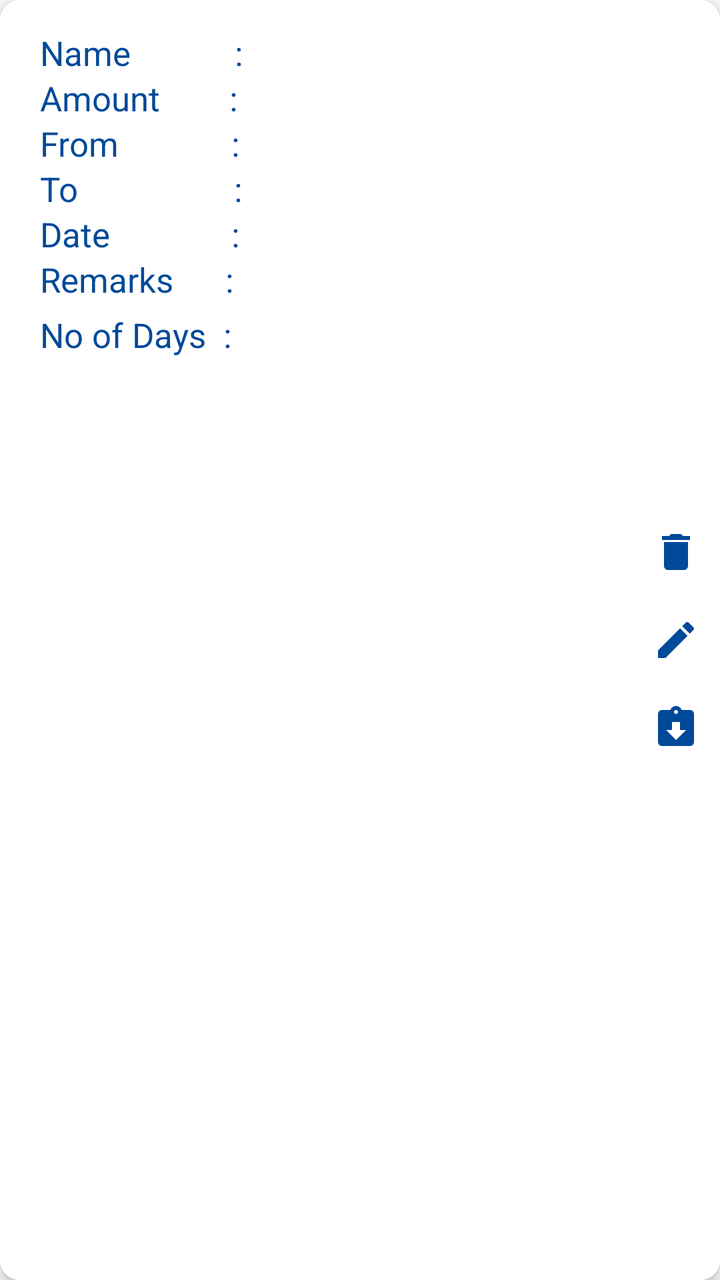
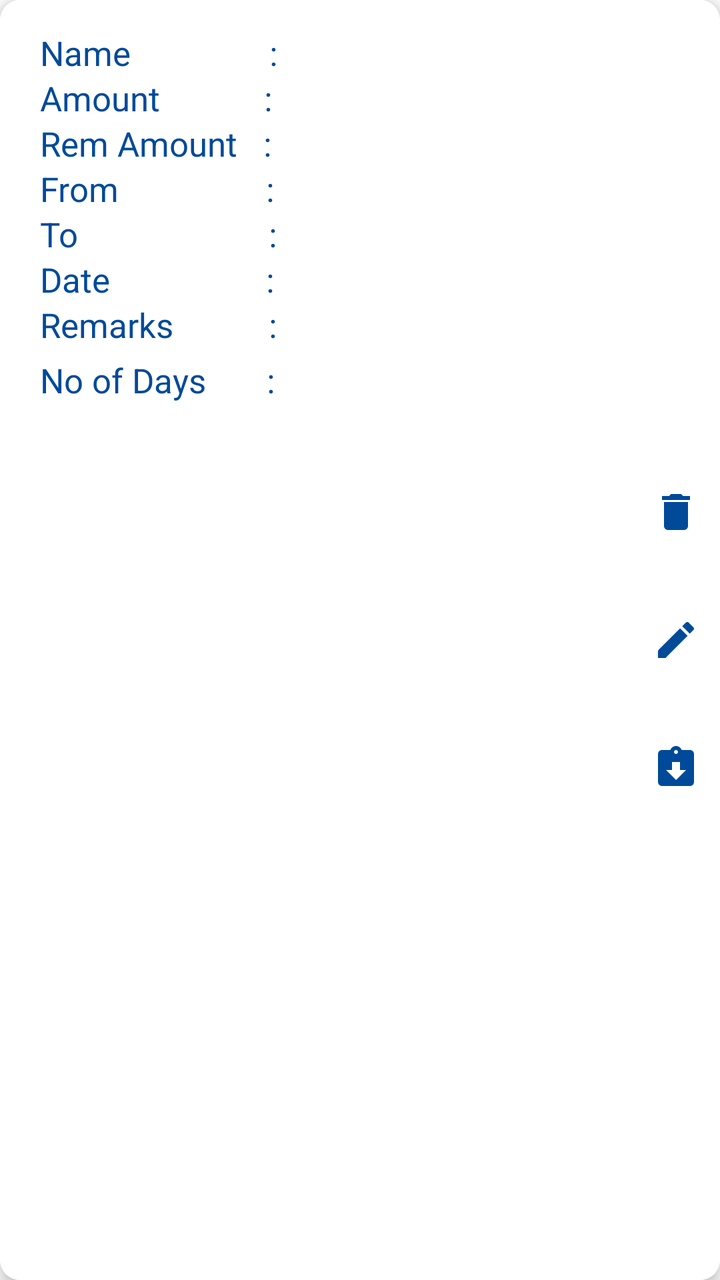

Screens rendered from an Android XML layout before and after an edit, with the pre-edit source and the edit as a unified diff.
<!-- AndroidManifest.xml: application theme AppTheme -->
<!-- res/layout/view_lent_details_view.xml -->
<?xml version="1.0" encoding="utf-8"?>
<androidx.cardview.widget.CardView xmlns:android="http://schemas.android.com/apk/res/android"
    xmlns:app="http://schemas.android.com/apk/res-auto"
    xmlns:tools="http://schemas.android.com/tools"
    android:id="@+id/cardView1"
    android:layout_width="match_parent"
    android:layout_height="wrap_content"
    android:layout_margin="10dp"
    app:cardBackgroundColor="@color/white"
    app:cardCornerRadius="10dp"
    app:cardElevation="5dp">

    <androidx.constraintlayout.widget.ConstraintLayout
        android:layout_width="match_parent"
        android:layout_height="match_parent"
        android:background="@color/white">

        <LinearLayout
            android:layout_width="match_parent"
            android:layout_height="match_parent"
            android:layout_marginStart="10dp"
            android:layout_marginTop="10dp"
            android:layout_marginEnd="40dp"
            android:layout_marginBottom="10dp"
            android:baselineAligned="false"
            android:orientation="vertical"
            app:layout_constraintBottom_toBottomOf="parent"
            app:layout_constraintEnd_toStartOf="@+id/constraintLayout2"
            app:layout_constraintStart_toStartOf="parent"
            app:layout_constraintTop_toTopOf="parent">

            <LinearLayout
                android:layout_width="wrap_content"
                android:layout_height="wrap_content"
                android:layout_gravity="center_vertical"
                android:orientation="horizontal">

                <TextView
                    android:layout_width="wrap_content"
                    android:layout_height="wrap_content"
                    android:layout_marginStart="10dp"
                    android:layout_marginTop="5dp"
                    android:text="Name            :"
                    android:textColor="@color/background"
                    android:textSize="17sp"
                    tools:ignore="HardcodedText" />

                <TextView
                    android:id="@+id/lentDetName"
                    android:layout_width="wrap_content"
                    android:layout_height="wrap_content"
                    android:layout_marginStart="10dp"
                    android:layout_marginTop="5dp"
                    android:textColor="@color/background"
                    android:textSize="17sp"
                    android:textStyle="italic|bold" />
            </LinearLayout>

            <LinearLayout
                android:layout_width="wrap_content"
                android:layout_height="wrap_content"
                android:layout_gravity="center_vertical"
                android:orientation="horizontal">

                <TextView
                    android:layout_width="wrap_content"
                    android:layout_height="wrap_content"
                    android:layout_marginStart="10dp"
                    android:text="Amount        :"
                    android:textColor="@color/background"
                    android:textSize="17sp"
                    tools:ignore="HardcodedText" />

                <TextView
                    android:id="@+id/lentDetAmount"
                    android:layout_width="wrap_content"
                    android:layout_height="wrap_content"
                    android:layout_marginStart="10dp"
                    android:textColor="@color/background"
                    android:textSize="17sp"
                    android:textStyle="italic|bold" />
            </LinearLayout>

            <LinearLayout
                android:layout_width="wrap_content"
                android:layout_height="wrap_content"
                android:layout_gravity="center_vertical"
                android:orientation="horizontal">

                <TextView
                    android:layout_width="wrap_content"
                    android:layout_height="wrap_content"
                    android:layout_marginStart="10dp"
                    android:text="From             :"
                    android:textColor="@color/background"
                    android:textSize="17sp"
                    tools:ignore="HardcodedText" />

                <TextView
                    android:id="@+id/lentDetFrom"
                    android:layout_width="wrap_content"
                    android:layout_height="wrap_content"
                    android:layout_marginStart="10dp"
                    android:textColor="@color/background"
                    android:textSize="17sp"
                    android:textStyle="italic|bold" />
            </LinearLayout>

            <LinearLayout
                android:layout_width="wrap_content"
                android:layout_height="wrap_content"
                android:layout_gravity="center_vertical"
                android:orientation="horizontal">

                <TextView
                    android:layout_width="wrap_content"
                    android:layout_height="wrap_content"
                    android:layout_marginStart="10dp"
                    android:text="To                  :"
                    android:textColor="@color/background"
                    android:textSize="17sp"
                    tools:ignore="HardcodedText" />

                <TextView
                    android:id="@+id/lentDetTo"
                    android:layout_width="wrap_content"
                    android:layout_height="wrap_content"
                    android:layout_marginStart="10dp"
                    android:textColor="@color/background"
                    android:textSize="17sp"
                    android:textStyle="italic|bold" />
            </LinearLayout>

            <LinearLayout
                android:layout_width="wrap_content"
                android:layout_height="wrap_content"
                android:layout_gravity="center_vertical"
                android:orientation="horizontal">

                <TextView
                    android:layout_width="wrap_content"
                    android:layout_height="wrap_content"
                    android:layout_marginStart="10dp"
                    android:text="Date              :"
                    android:textColor="@color/background"
                    android:textSize="17sp"
                    tools:ignore="HardcodedText" />

                <TextView
                    android:id="@+id/lentDetDate"
                    android:layout_width="wrap_content"
                    android:layout_height="wrap_content"
                    android:layout_marginStart="10dp"
                    android:textColor="@color/background"
                    android:textSize="17sp"
                    android:textStyle="italic|bold" />
            </LinearLayout>

            <LinearLayout
                android:layout_width="wrap_content"
                android:layout_height="wrap_content"
                android:layout_gravity="center_vertical"
                android:orientation="horizontal">

                <TextView
                    android:layout_width="wrap_content"
                    android:layout_height="wrap_content"
                    android:layout_marginStart="10dp"
                    android:layout_marginBottom="5dp"
                    android:text="Remarks      :"
                    android:textColor="@color/background"
                    android:textSize="17sp"
                    tools:ignore="HardcodedText" />

                <TextView
                    android:id="@+id/lentDetRemarks"
                    android:layout_width="wrap_content"
                    android:layout_height="wrap_content"
                    android:layout_marginStart="10dp"
                    android:layout_marginBottom="5dp"
                    android:textColor="@color/background"
                    android:textSize="17sp"
                    android:textStyle="italic|bold" />
            </LinearLayout>

            <LinearLayout
                android:layout_width="wrap_content"
                android:layout_height="wrap_content"
                android:layout_gravity="center_vertical"
                android:orientation="horizontal">

                <TextView
                    android:layout_width="wrap_content"
                    android:layout_height="wrap_content"
                    android:layout_marginStart="10dp"
                    android:layout_marginBottom="5dp"
                    android:text="No of Days  :"
                    android:textColor="@color/background"
                    android:textSize="17sp"
                    tools:ignore="HardcodedText" />

                <TextView
                    android:id="@+id/lentDetDays"
                    android:layout_width="wrap_content"
                    android:layout_height="wrap_content"
                    android:layout_marginStart="10dp"
                    android:layout_marginBottom="5dp"
                    android:text=""
                    android:textColor="@color/background"
                    android:textSize="17sp"
                    android:textStyle="italic|bold" />
            </LinearLayout>

        </LinearLayout>

        <androidx.constraintlayout.widget.ConstraintLayout
            android:id="@+id/constraintLayout2"
            android:layout_width="wrap_content"
            android:layout_height="wrap_content"
            android:layout_marginEnd="10dp"
            app:layout_constraintBottom_toBottomOf="parent"
            app:layout_constraintEnd_toEndOf="parent"
            app:layout_constraintTop_toTopOf="parent">

            <ImageView
                android:id="@+id/lentDetEditBtn"
                android:layout_width="wrap_content"
                android:layout_height="wrap_content"
                android:layout_marginTop="20dp"
                android:contentDescription="@string/lent_details_edit_btn"
                android:src="@drawable/ic_edit"
                app:layout_constraintEnd_toEndOf="parent"
                app:layout_constraintStart_toStartOf="parent"
                app:layout_constraintTop_toBottomOf="@+id/lentDetDeleteBtn" />

            <ImageView
                android:id="@+id/lentDetDeleteBtn"
                android:layout_width="wrap_content"
                android:layout_height="wrap_content"
                android:contentDescription="@string/lent_details_delete_btn"
                android:src="@drawable/ic_delete"
                app:layout_constraintEnd_toEndOf="parent"
                app:layout_constraintStart_toStartOf="parent"
                app:layout_constraintTop_toTopOf="parent" />

            <ImageView
                android:id="@+id/lentDetReturnBtn"
                android:layout_width="wrap_content"
                android:layout_height="wrap_content"
                android:layout_marginTop="20dp"
                android:contentDescription="@string/lent_details_return_btn"
                android:src="@drawable/ic_return"
                app:layout_constraintEnd_toEndOf="parent"
                app:layout_constraintStart_toStartOf="parent"
                app:layout_constraintTop_toBottomOf="@+id/lentDetEditBtn" />

        </androidx.constraintlayout.widget.ConstraintLayout>

    </androidx.constraintlayout.widget.ConstraintLayout>

</androidx.cardview.widget.CardView>
<!-- resources referenced by this layout -->
<resources>
  <color name="background">#004A99</color>
  <color name="white">#FFFFFFFF</color>
  <!-- drawable ic_delete (drawable) -->
  <vector xmlns:android="http://schemas.android.com/apk/res/android"
      android:width="24dp"
      android:height="24dp"
      android:tint="@color/background"
      android:viewportWidth="24"
      android:viewportHeight="24">
      <path
          android:fillColor="@android:color/white"
          android:pathData="M6,19c0,1.1 0.9,2 2,2h8c1.1,0 2,-0.9 2,-2V7H6v12zM19,4h-3.5l-1,-1h-5l-1,1H5v2h14V4z" />
  </vector>
  <!-- drawable ic_edit (drawable) -->
  <vector xmlns:android="http://schemas.android.com/apk/res/android"
      android:width="24dp"
      android:height="24dp"
      android:tint="@color/background"
      android:viewportWidth="24"
      android:viewportHeight="24">
      <path
          android:fillColor="@android:color/white"
          android:pathData="M3,17.25V21h3.75L17.81,9.94l-3.75,-3.75L3,17.25zM20.71,7.04c0.39,-0.39 0.39,-1.02 0,-1.41l-2.34,-2.34c-0.39,-0.39 -1.02,-0.39 -1.41,0l-1.83,1.83 3.75,3.75 1.83,-1.83z" />
  </vector>
  <!-- drawable ic_return (drawable) -->
  <vector xmlns:android="http://schemas.android.com/apk/res/android"
      android:width="24dp"
      android:height="24dp"
      android:tint="@color/background"
      android:viewportWidth="24"
      android:viewportHeight="24">
      <path
          android:fillColor="@android:color/white"
          android:pathData="M19,3h-4.18C14.4,1.84 13.3,1 12,1c-1.3,0 -2.4,0.84 -2.82,2L5,3c-1.1,0 -2,0.9 -2,2v14c0,1.1 0.9,2 2,2h14c1.1,0 2,-0.9 2,-2L21,5c0,-1.1 -0.9,-2 -2,-2zM12,3c0.55,0 1,0.45 1,1s-0.45,1 -1,1 -1,-0.45 -1,-1 0.45,-1 1,-1zM12,18l-5,-5h3L10,9h4v4h3l-5,5z" />
  </vector>
  <string name="lent_details_delete_btn">LentDetailsDeleteBtn</string>
  <string name="lent_details_edit_btn">LentDetailsEditBtn</string>
  <string name="lent_details_return_btn">LentDetailsReturnBtn</string>
  <style name="AppTheme" parent="Theme.MaterialComponents.Light.DarkActionBar">
          
          
          
          <item name="colorPrimary">@color/background</item>
          <item name="colorPrimaryDark">@color/background</item>
          <item name="colorAccent">@color/background</item>
          
          <item name="colorSurface">@color/background</item>
          
          <item name="android:itemTextAppearance">@style/OptionsMenuStyle</item>
      </style>
  <style name="OptionsMenuStyle" parent="@style/TextAppearance.AppCompat.Widget.ActionBar.Title">
          <item name="android:textColor">@color/background</item>
          <item name="android:textStyle">italic|bold</item>
          <item name="android:textSize">15sp</item>
      </style>
</resources>

<!-- the commit's change to res/layout/view_lent_details_view.xml (unified diff, before → after) -->
@@ -40,7 +40,7 @@
                     android:layout_height="wrap_content"
                     android:layout_marginStart="10dp"
                     android:layout_marginTop="5dp"
-                    android:text="Name            :"
+                    android:text="Name                :"
                     android:textColor="@color/background"
                     android:textSize="17sp"
                     tools:ignore="HardcodedText" />
@@ -66,7 +66,7 @@
                     android:layout_width="wrap_content"
                     android:layout_height="wrap_content"
                     android:layout_marginStart="10dp"
-                    android:text="Amount        :"
+                    android:text="Amount            :"
                     android:textColor="@color/background"
                     android:textSize="17sp"
                     tools:ignore="HardcodedText" />
@@ -91,7 +91,32 @@
                     android:layout_width="wrap_content"
                     android:layout_height="wrap_content"
                     android:layout_marginStart="10dp"
-                    android:text="From             :"
+                    android:text="Rem Amount   :"
+                    android:textColor="@color/background"
+                    android:textSize="17sp"
+                    tools:ignore="HardcodedText" />
+
+                <TextView
+                    android:id="@+id/lentDetRemAmount"
+                    android:layout_width="wrap_content"
+                    android:layout_height="wrap_content"
+                    android:layout_marginStart="10dp"
+                    android:textColor="@color/background"
+                    android:textSize="17sp"
+                    android:textStyle="italic|bold" />
+            </LinearLayout>
+
+            <LinearLayout
+                android:layout_width="wrap_content"
+                android:layout_height="wrap_content"
+                android:layout_gravity="center_vertical"
+                android:orientation="horizontal">
+
+                <TextView
+                    android:layout_width="wrap_content"
+                    android:layout_height="wrap_content"
+                    android:layout_marginStart="10dp"
+                    android:text="From                 :"
                     android:textColor="@color/background"
                     android:textSize="17sp"
                     tools:ignore="HardcodedText" />
@@ -116,7 +141,7 @@
                     android:layout_width="wrap_content"
                     android:layout_height="wrap_content"
                     android:layout_marginStart="10dp"
-                    android:text="To                  :"
+                    android:text="To                      :"
                     android:textColor="@color/background"
                     android:textSize="17sp"
                     tools:ignore="HardcodedText" />
@@ -141,7 +166,7 @@
                     android:layout_width="wrap_content"
                     android:layout_height="wrap_content"
                     android:layout_marginStart="10dp"
-                    android:text="Date              :"
+                    android:text="Date                  :"
                     android:textColor="@color/background"
                     android:textSize="17sp"
                     tools:ignore="HardcodedText" />
@@ -167,7 +192,7 @@
                     android:layout_height="wrap_content"
                     android:layout_marginStart="10dp"
                     android:layout_marginBottom="5dp"
-                    android:text="Remarks      :"
+                    android:text="Remarks           :"
                     android:textColor="@color/background"
                     android:textSize="17sp"
                     tools:ignore="HardcodedText" />
@@ -194,7 +219,7 @@
                     android:layout_height="wrap_content"
                     android:layout_marginStart="10dp"
                     android:layout_marginBottom="5dp"
-                    android:text="No of Days  :"
+                    android:text="No of Days       :"
                     android:textColor="@color/background"
                     android:textSize="17sp"
                     tools:ignore="HardcodedText" />
@@ -226,7 +251,7 @@
                 android:id="@+id/lentDetEditBtn"
                 android:layout_width="wrap_content"
                 android:layout_height="wrap_content"
-                android:layout_marginTop="20dp"
+                android:layout_marginTop="40dp"
                 android:contentDescription="@string/lent_details_edit_btn"
                 android:src="@drawable/ic_edit"
                 app:layout_constraintEnd_toEndOf="parent"
@@ -247,7 +272,7 @@
                 android:id="@+id/lentDetReturnBtn"
                 android:layout_width="wrap_content"
                 android:layout_height="wrap_content"
-                android:layout_marginTop="20dp"
+                android:layout_marginTop="40dp"
                 android:contentDescription="@string/lent_details_return_btn"
                 android:src="@drawable/ic_return"
                 app:layout_constraintEnd_toEndOf="parent"
